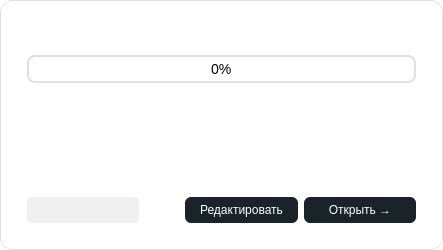
First picture: the form in ui/projects/project_card.ui, repository lerakaplich/TaskPlanner2, before the edit.
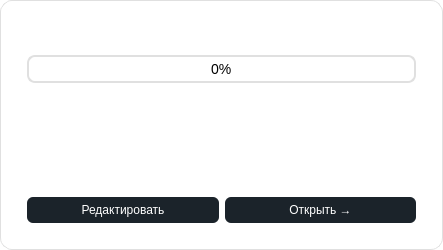
Second picture: the form after the edit.

The edit to the form file:
```diff
--- a/ui/projects/project_card.ui
+++ b/ui/projects/project_card.ui
@@ -148,6 +148,9 @@
    </item>
    <item>
     <spacer name="verticalSpacer">
+     <property name="orientation">
+      <enum>Qt::Vertical</enum>
+     </property>
      <property name="sizeHint" stdset="0">
       <size>
        <width>20</width>
@@ -158,32 +161,6 @@
    </item>
    <item>
     <layout class="QHBoxLayout" name="horizontalLayout">
-     <item>
-      <widget class="QLabel" name="deadline">
-       <property name="styleSheet">
-        <string notr="true">QLabel {
-    font-size: 11px;
-    color: #666;
-    padding: 4px 8px;
-    background-color: #F0F0F0;
-    border-radius: 4px;
-}</string>
-       </property>
-       <property name="text">
-        <string/>
-       </property>
-      </widget>
-     </item>
-     <item>
-      <spacer name="horizontalSpacer_2">
-       <property name="sizeHint" stdset="0">
-        <size>
-         <width>40</width>
-         <height>20</height>
-        </size>
-       </property>
-      </spacer>
-     </item>
      <item>
       <widget class="QPushButton" name="btnEdit">
        <property name="sizePolicy">
```
Left out of the diff: 3 changed lines with no effect on the pictures.
